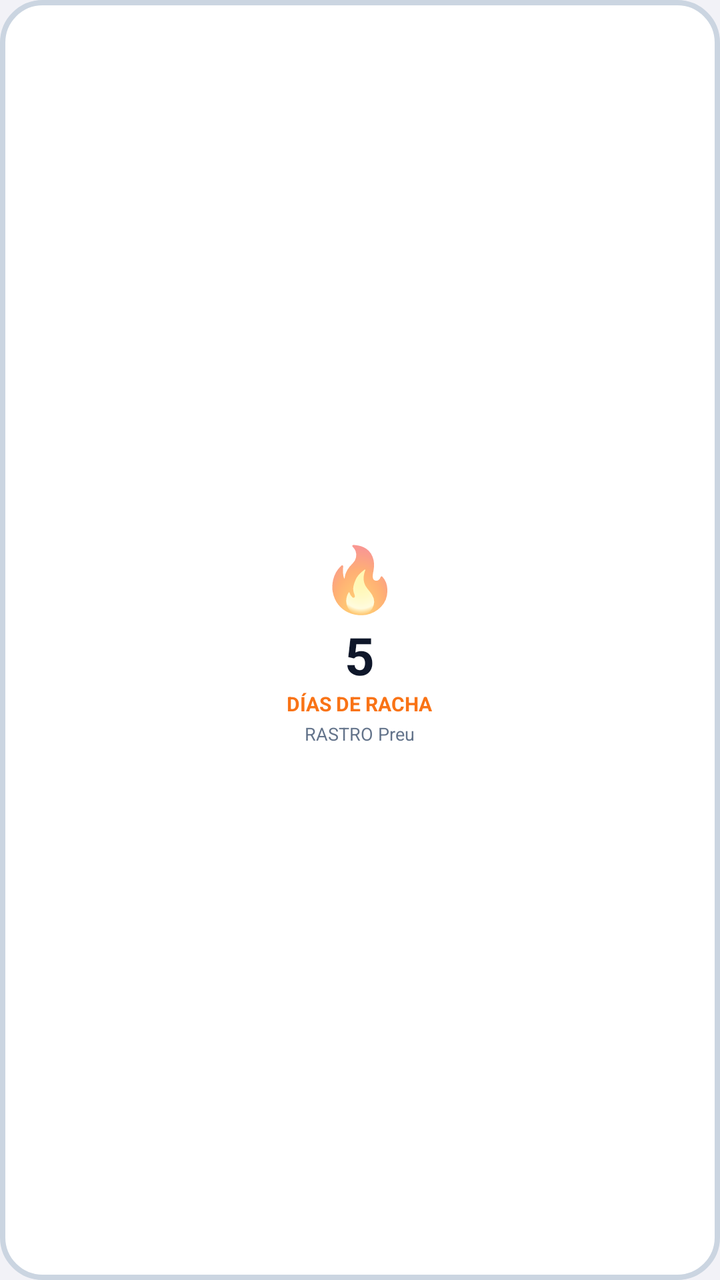
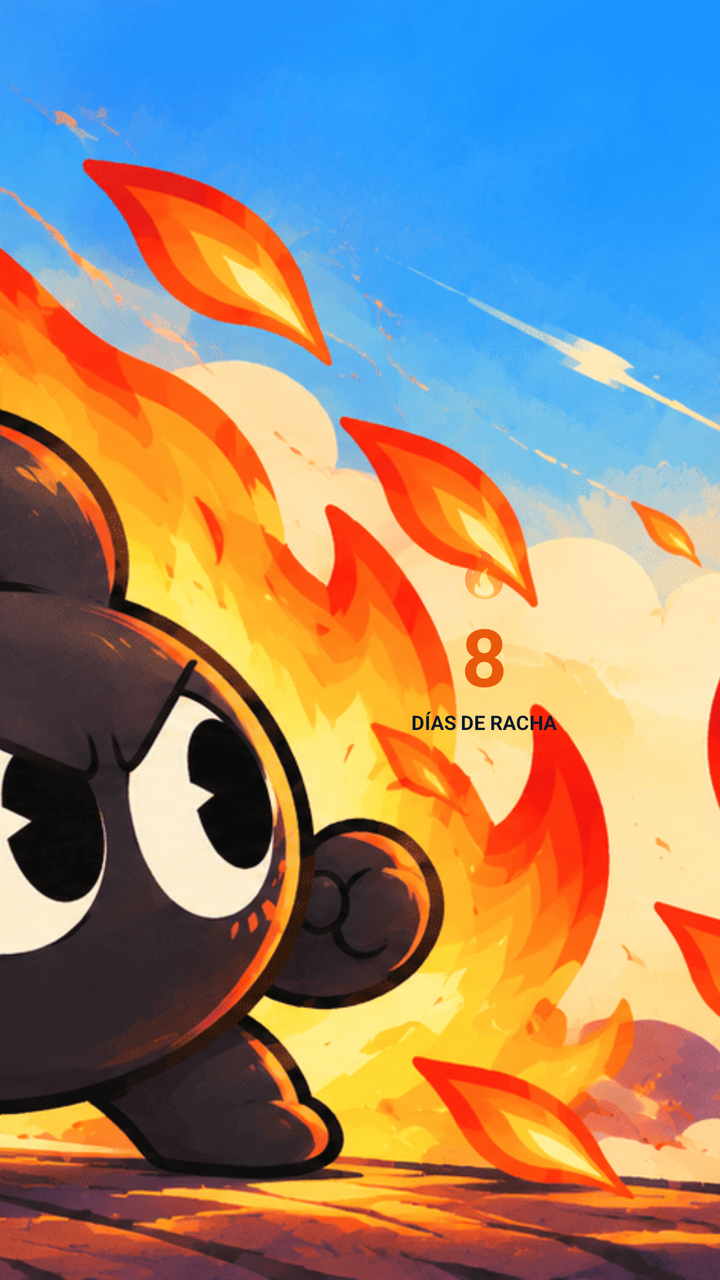

Compare the two renders of this Android layout. The source of the first and the diff that turns it into the second are given below.
<!-- AndroidManifest.xml: application theme Theme.Rastro -->
<!-- res/layout/widget_racha.xml -->
<?xml version="1.0" encoding="utf-8"?>
<LinearLayout xmlns:android="http://schemas.android.com/apk/res/android"
    android:id="@+id/widget_racha_root"
    android:layout_width="match_parent"
    android:layout_height="match_parent"
    android:orientation="vertical"
    android:background="@drawable/widget_card_background"
    android:gravity="center"
    android:padding="12dp">

    <TextView
        android:id="@+id/widget_racha_fire"
        android:layout_width="wrap_content"
        android:layout_height="wrap_content"
        android:text="🔥"
        android:textSize="32sp" />

    <TextView
        android:id="@+id/widget_racha_count"
        android:layout_width="wrap_content"
        android:layout_height="wrap_content"
        android:text="5"
        android:textColor="#0F172A"
        android:textSize="26sp"
        android:textStyle="bold" />

    <TextView
        android:id="@+id/widget_racha_label"
        android:layout_width="wrap_content"
        android:layout_height="wrap_content"
        android:text="DÍAS DE RACHA"
        android:textColor="#F97316"
        android:textSize="10sp"
        android:textStyle="bold" />

    <TextView
        android:id="@+id/widget_racha_sub"
        android:layout_width="wrap_content"
        android:layout_height="wrap_content"
        android:layout_marginTop="2dp"
        android:text="RASTRO Preu"
        android:textColor="#64748B"
        android:textSize="9sp" />

</LinearLayout>
<!-- resources referenced by this layout -->
<resources>
  <!-- drawable widget_card_background (drawable) -->
  <?xml version="1.0" encoding="utf-8"?>
  <shape xmlns:android="http://schemas.android.com/apk/res/android"
      android:shape="rectangle">
      <solid android:color="#FFFFFF" />
      <corners android:radius="20dp" />
      <stroke
          android:width="2.5dp"
          android:color="#CBD5E1" />
  </shape>
  <style name="Theme.Rastro" parent="android:Theme.Material.Light.NoActionBar">
          <item name="android:statusBarColor">#F2F2F7</item>
          <item name="android:navigationBarColor">#F2F2F7</item>
          <item name="android:windowLightStatusBar">true</item>
          <item name="android:windowLightNavigationBar">true</item>
          <item name="android:windowBackground">#F2F2F7</item>
      </style>
</resources>

<!-- the commit's change to res/layout/widget_racha.xml (unified diff, before → after) -->
@@ -1,45 +1,67 @@
 <?xml version="1.0" encoding="utf-8"?>
-<LinearLayout xmlns:android="http://schemas.android.com/apk/res/android"
+<FrameLayout xmlns:android="http://schemas.android.com/apk/res/android"
     android:id="@+id/widget_racha_root"
     android:layout_width="match_parent"
-    android:layout_height="match_parent"
-    android:orientation="vertical"
-    android:background="@drawable/widget_card_background"
-    android:gravity="center"
-    android:padding="12dp">
+    android:layout_height="match_parent">
 
-    <TextView
-        android:id="@+id/widget_racha_fire"
-        android:layout_width="wrap_content"
-        android:layout_height="wrap_content"
-        android:text="🔥"
-        android:textSize="32sp" />
+    <ImageView
+        android:layout_width="match_parent"
+        android:layout_height="match_parent"
+        android:src="@drawable/widget_bg_racha_diaria"
+        android:scaleType="centerCrop"
+        android:contentDescription="@string/app_name" />
 
-    <TextView
-        android:id="@+id/widget_racha_count"
-        android:layout_width="wrap_content"
-        android:layout_height="wrap_content"
-        android:text="5"
-        android:textColor="#0F172A"
-        android:textSize="26sp"
-        android:textStyle="bold" />
+    <LinearLayout
+        android:layout_width="match_parent"
+        android:layout_height="match_parent"
+        android:orientation="horizontal"
+        android:gravity="center_vertical">
 
-    <TextView
-        android:id="@+id/widget_racha_label"
-        android:layout_width="wrap_content"
-        android:layout_height="wrap_content"
-        android:text="DÍAS DE RACHA"
-        android:textColor="#F97316"
-        android:textSize="10sp"
-        android:textStyle="bold" />
+        <View
+            android:layout_width="0dp"
+            android:layout_height="match_parent"
+            android:layout_weight="40" />
 
-    <TextView
-        android:id="@+id/widget_racha_sub"
-        android:layout_width="wrap_content"
-        android:layout_height="wrap_content"
-        android:layout_marginTop="2dp"
-        android:text="RASTRO Preu"
-        android:textColor="#64748B"
-        android:textSize="9sp" />
+        <LinearLayout
+            android:layout_width="0dp"
+            android:layout_height="wrap_content"
+            android:layout_weight="60"
+            android:orientation="vertical"
+            android:gravity="center"
+            android:padding="10dp">
 
-</LinearLayout>
+            <TextView
+                android:id="@+id/widget_racha_fire"
+                android:layout_width="wrap_content"
+                android:layout_height="wrap_content"
+                android:text="🔥"
+                android:textSize="22sp" />
+
+            <TextView
+                android:id="@+id/widget_racha_count"
+                android:layout_width="wrap_content"
+                android:layout_height="wrap_content"
+                android:text="8"
+                android:textColor="#EA580C"
+                android:textSize="40sp"
+                android:textStyle="bold" />
+
+            <TextView
+                android:id="@+id/widget_racha_label"
+                android:layout_width="wrap_content"
+                android:layout_height="wrap_content"
+                android:text="DÍAS DE RACHA"
+                android:textColor="#0F172A"
+                android:textSize="10sp"
+                android:textStyle="bold"
+                android:gravity="center" />
+
+        </LinearLayout>
+
+        <View
+            android:layout_width="0dp"
+            android:layout_height="match_parent"
+            android:layout_weight="4" />
+    </LinearLayout>
+
+</FrameLayout>
<!-- resource entries referenced after the edit -->
@@ -1,15 +1,7 @@
 <!-- resources referenced by this layout -->
 <resources>
-  <!-- drawable widget_card_background (drawable) -->
-  <?xml version="1.0" encoding="utf-8"?>
-  <shape xmlns:android="http://schemas.android.com/apk/res/android"
-      android:shape="rectangle">
-      <solid android:color="#FFFFFF" />
-      <corners android:radius="20dp" />
-      <stroke
-          android:width="2.5dp"
-          android:color="#CBD5E1" />
-  </shape>
+  <!-- drawable widget_bg_racha_diaria: png bitmap (drawable-nodpi, 577946 bytes) -->
+  <string name="app_name">RASTRO</string>
   <style name="Theme.Rastro" parent="android:Theme.Material.Light.NoActionBar">
           <item name="android:statusBarColor">#F2F2F7</item>
           <item name="android:navigationBarColor">#F2F2F7</item>
